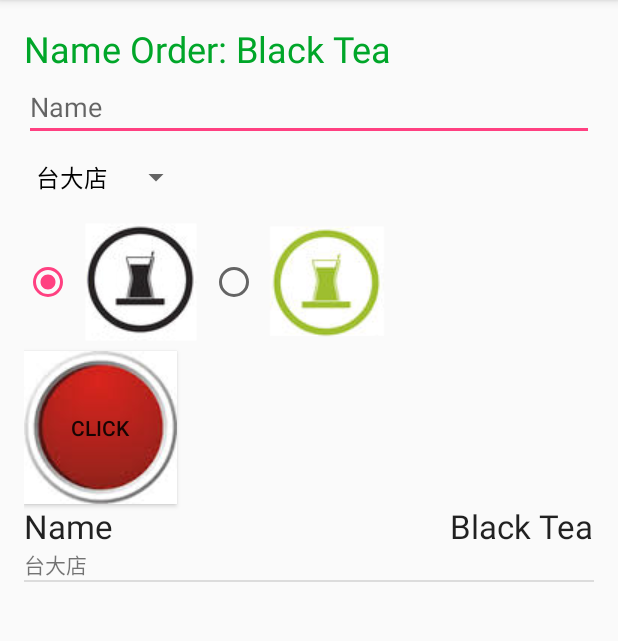
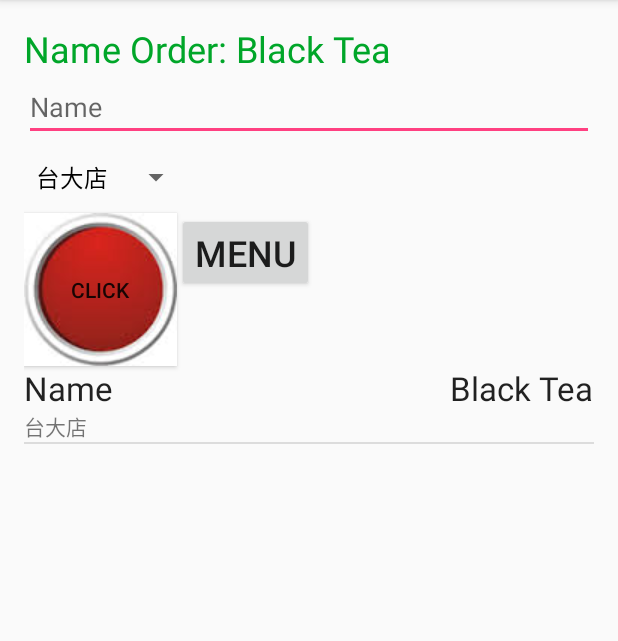
Before and after one commit to pibomb/android-class, an Android app: the screen it shows after launch (MainActivity), after a tap on "CLICK", on a phone screen of 412 x 824 dp, the part 84-725 px from its top. Run offline under Robolectric (Android 15) with nearby library versions, the phone set to English and light mode, and no system bars.

Commit message:
Add DrinkMenuActivity class
Added DrinkMenuActivity, called from Main Activity via Intent

```diff
--- a/SimpleUI/app/src/main/AndroidManifest.xml
+++ b/SimpleUI/app/src/main/AndroidManifest.xml
@@ -15,6 +15,7 @@
                 <category android:name="android.intent.category.LAUNCHER" />
             </intent-filter>
         </activity>
+        <activity android:name=".DrinkMenuActivity"></activity>
     </application>
 
 </manifest>
--- a/SimpleUI/app/src/main/res/layout/activity_main.xml
+++ b/SimpleUI/app/src/main/res/layout/activity_main.xml
@@ -49,7 +49,8 @@
         android:id="@+id/radioGroup"
         android:layout_below="@+id/spinner"
         android:layout_alignParentLeft="true"
-        android:layout_alignParentStart="true">
+        android:layout_alignParentStart="true"
+        android:visibility="gone">
 
         <RadioButton
             android:layout_width="wrap_content"
@@ -87,4 +88,15 @@
         android:layout_alignParentStart="true"
         android:layout_below="@+id/editText" />
 
+    <Button
+        android:layout_width="wrap_content"
+        android:layout_height="wrap_content"
+        android:text="MENU"
+        android:id="@+id/button2"
+        android:layout_below="@+id/spinner"
+        android:layout_toRightOf="@+id/button"
+        android:layout_toEndOf="@+id/button"
+        android:textSize="24sp"
+        android:onClick="goToMenu" />
+
 </RelativeLayout>
```
Also changed, not shown: SimpleUI/app/src/main/java/com/example/mcmor/simpleui/DrinkMenuActivity.java (added, +51 -0 lines), SimpleUI/app/src/main/java/com/example/mcmor/simpleui/MainActivity.java (+8 -0 lines), SimpleUI/app/src/main/res/layout/activity_drink_menu.xml (added, +12 -0 lines).
